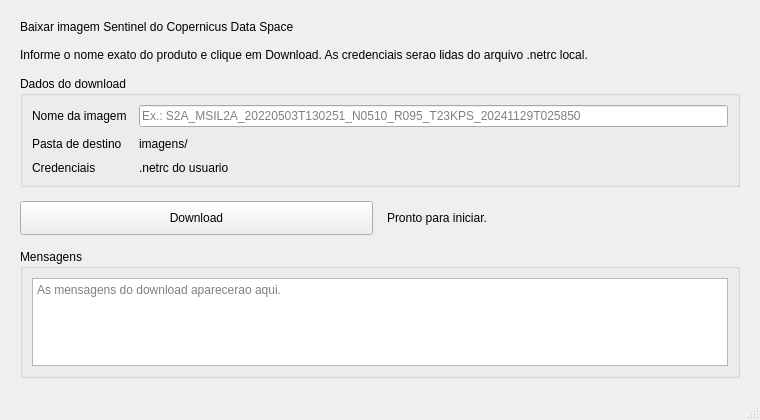
Old version of the form janela1.ui in the repository andrefavalessa/copernicus-downloader-plugin.
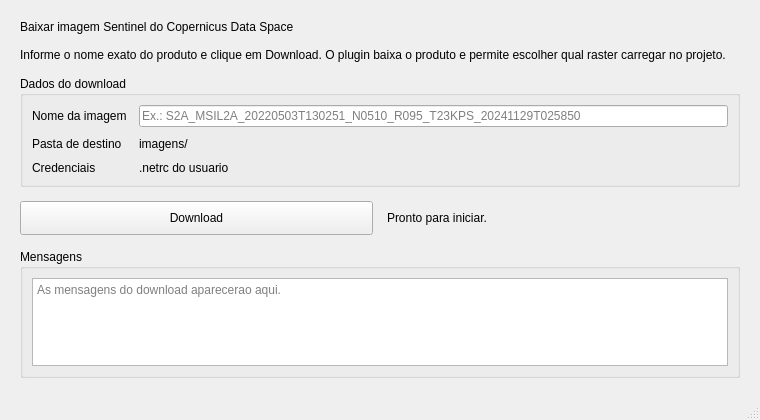
New version of the form.

Commit message: ajustando textos e lista para carregar

Diff of the .ui file:
```diff
--- a/janela1.ui
+++ b/janela1.ui
@@ -43,7 +43,7 @@
     <item>
      <widget class="QLabel" name="labelDescricao">
       <property name="text">
-       <string>Informe o nome exato do produto e clique em Download. As credenciais serao lidas do arquivo .netrc local.</string>
+       <string>Informe o nome exato do produto e clique em Download. O plugin baixa o produto e permite escolher qual raster carregar no projeto.</string>
       </property>
       <property name="wordWrap">
        <bool>true</bool>
```
The commit also changes 6 other files.
